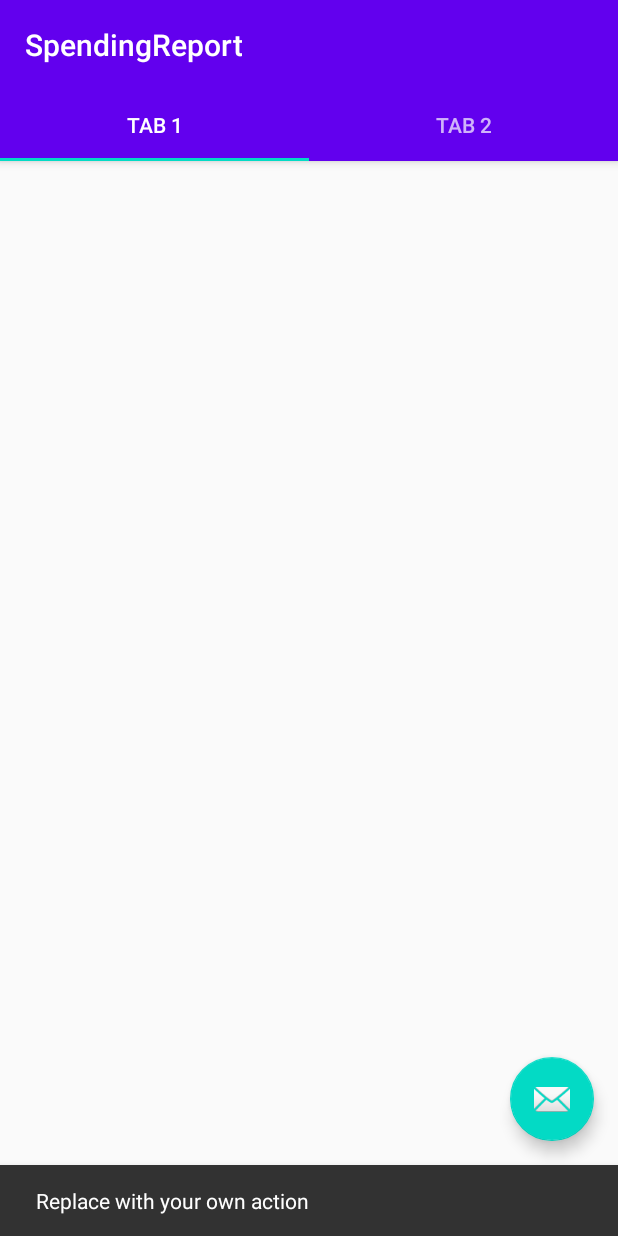
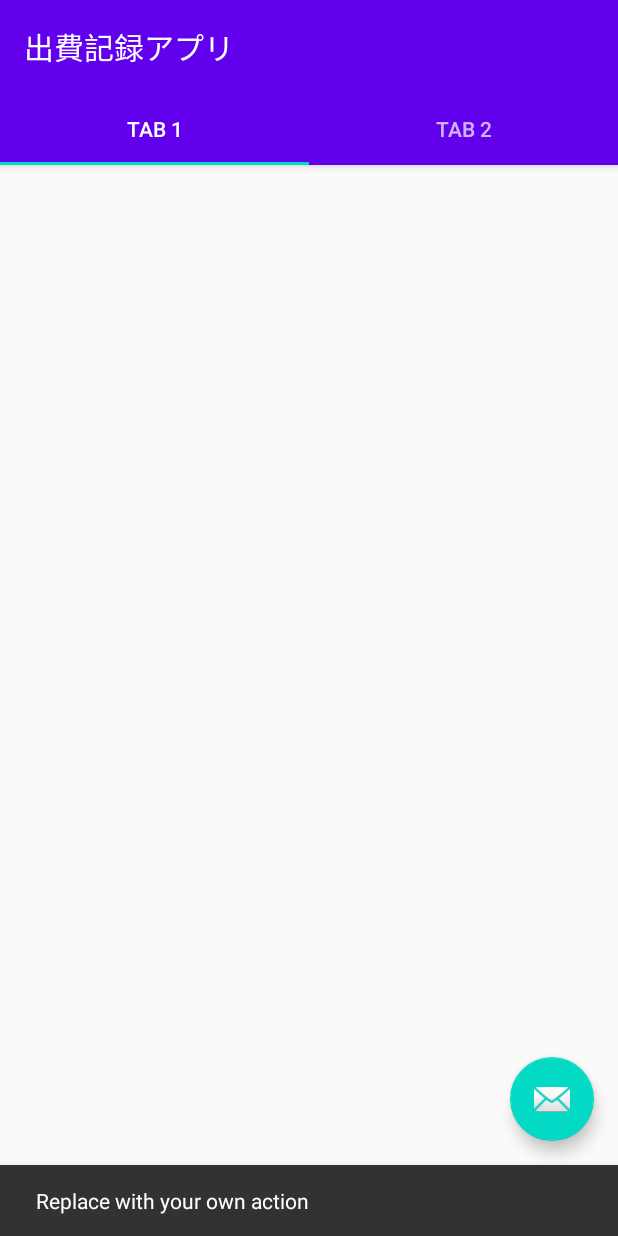
Before and after one commit to cre-pome/SpendReport, an Android app: the screen it shows after launch (MainActivity), after a tap on an icon or button, on a phone screen of 412 x 824 dp. Run offline under Robolectric (Android 15) with nearby library versions, the phone set to English and light mode, and no system bars; 1 statement that could not run was skipped.

```diff
--- a/SpendingReport/app/src/main/res/values/strings.xml
+++ b/SpendingReport/app/src/main/res/values/strings.xml
@@ -1,5 +1,5 @@
 <resources>
-    <string name="app_name">SpendingReport</string>
+    <string name="app_name">出費記録アプリ</string>
     <string name="tab_text_1">Tab 1</string>
     <string name="tab_text_2">Tab 2</string>
 </resources>
```
Also changed, not shown: 1 other file.
